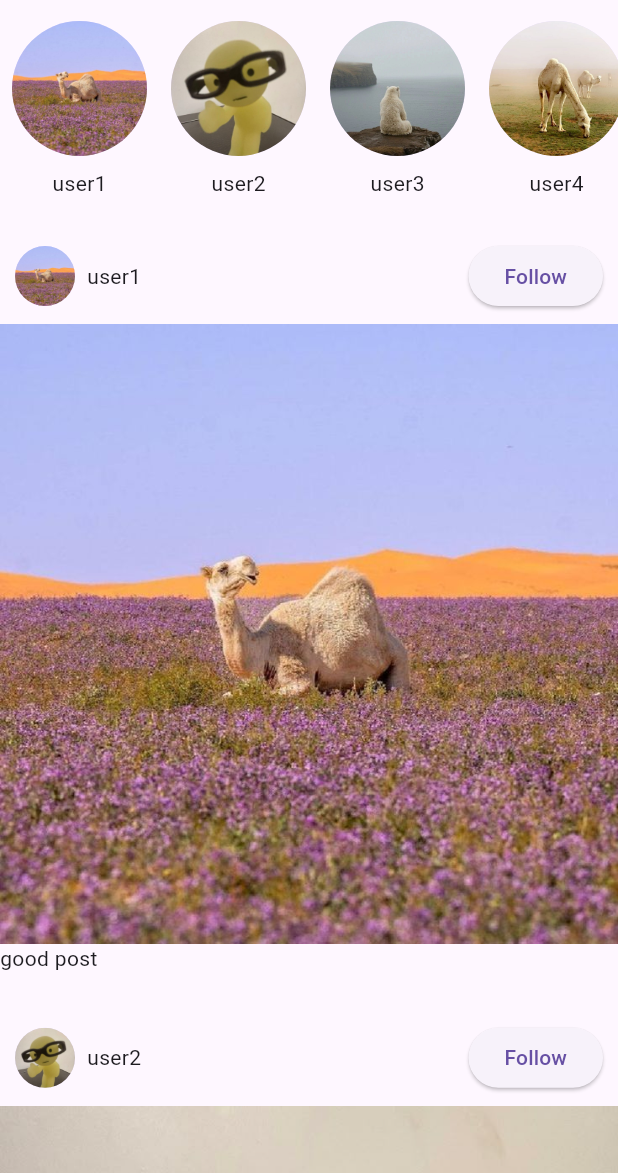
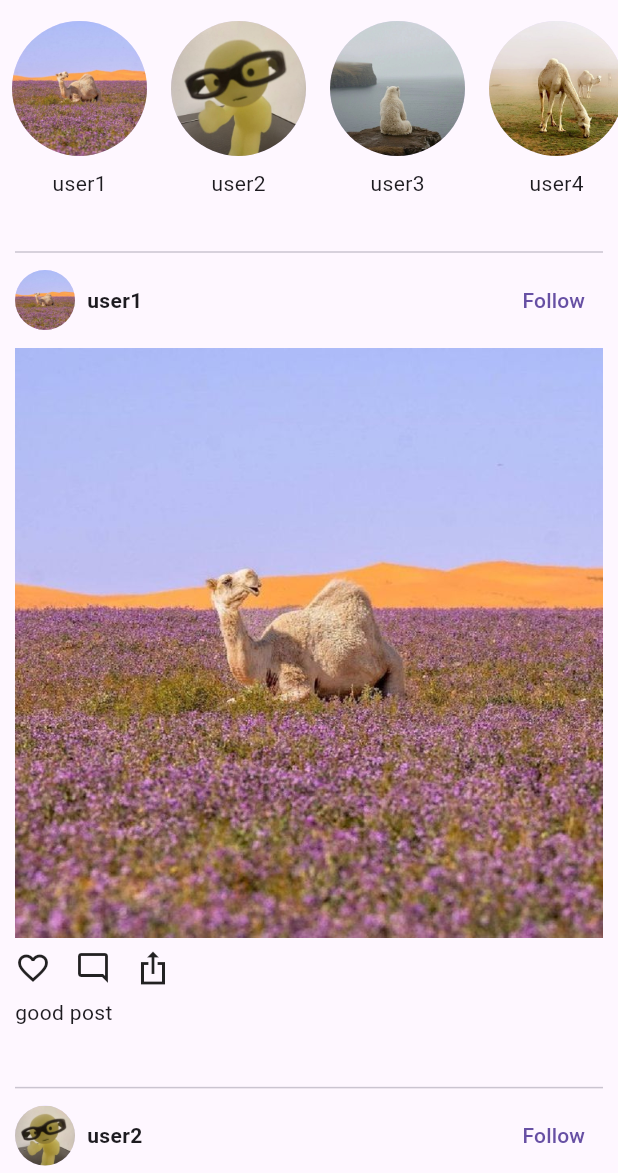
Before and after one commit to dark0crystal/instagram_clone, a Flutter app: the screen it shows after launch, on a phone screen of 412 x 824 dp, the part 63-1236 px from its top. Run offline on Flutter 3.47's test engine with Material 3 defaults, Android fonts, the phone set to English and light mode, and no system bars.

Commit message:
main page posts design

```diff
--- a/lib/widgets/main_page_posts.dart
+++ b/lib/widgets/main_page_posts.dart
@@ -1,5 +1,6 @@
 import 'package:flutter/material.dart';
 import 'package:instagram_clone/data/PostsData.dart';
+import 'package:instagram_clone/screens/Profile.dart';
 
 class MainPagePosts extends StatefulWidget {
   const MainPagePosts({super.key});
@@ -14,39 +15,62 @@ class _MainPagePostsState extends State<MainPagePosts> {
     return ListView.builder(
       itemCount: Posts.length,
       itemBuilder: (_, index) {
-        final posts = Posts[index];
+        final post = Posts[index];
         return Container(
-          margin: EdgeInsets.symmetric(vertical: 16),
+          margin: const EdgeInsets.symmetric(vertical: 16),
+          padding: const EdgeInsets.symmetric(horizontal: 10),
           child: Column(
             crossAxisAlignment: CrossAxisAlignment.start,
             children: [
-              Container(
-                padding: EdgeInsets.fromLTRB(10 ,0,10,0),
-              child:Row(
+              Divider(),
+              /// Header Row
+              Row(
                 mainAxisAlignment: MainAxisAlignment.spaceBetween,
                 children: [
                   Row(
                     children: [
                       CircleAvatar(
-                        backgroundImage: AssetImage(posts.image),
+                        backgroundImage: AssetImage(post.image),
                         radius: 20,
                       ),
                       const SizedBox(width: 8),
-                      Text(posts.userName),
+                      Text(
+                        post.userName,
+                        style: TextStyle(fontWeight: FontWeight.bold),
+                      ),
                     ],
                   ),
-                  ElevatedButton(
-                    onPressed: () {},
-                    child: Text("Follow"),
+                  TextButton(
+                    onPressed: () {
+                      Navigator.push(context, MaterialPageRoute(builder: (ctx)=>const Profile()));
+                    },
+                    child: const Text("Follow"),
                   ),
                 ],
               ),
+
+              const SizedBox(height: 8),
+
+              /// Image
+              Image.asset(post.image),
+
+              const SizedBox(height: 8),
+
+              /// Action Icons Row
+              Row(
+                children: const [
+                  Icon(Icons.favorite_border),
+                  SizedBox(width: 16),
+                  Icon(Icons.mode_comment_outlined),
+                  SizedBox(width: 16),
+                  Icon(Icons.ios_share_sharp),
+                ],
               ),
+
               const SizedBox(height: 8),
-              Image.asset(posts.image),
-              Row(children: [
-                Text(posts.description)
-              ],)
+
+              /// Description
+              Text(post.description),
             ],
           ),
         );
```
